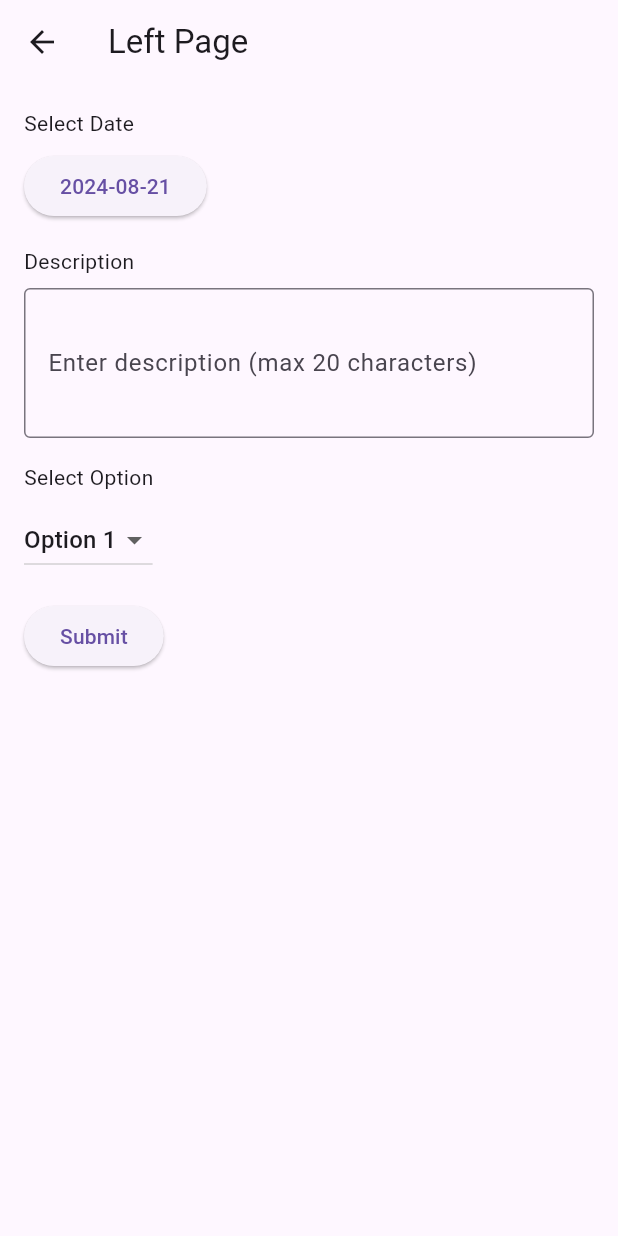
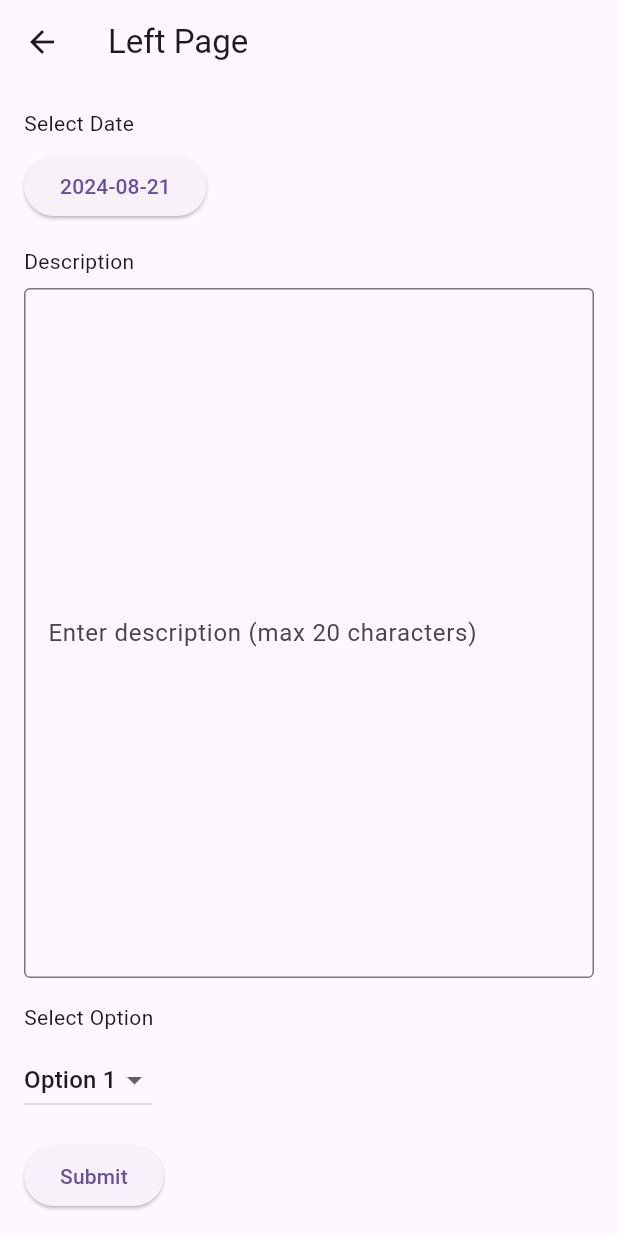
Before and after one commit to online135/hackathon_practice, a Flutter app: the LeftPage screen opened directly, on a phone screen of 412 x 824 dp. Run offline on Flutter 3.47's test engine with Material 3 defaults, Android fonts, the phone set to English and light mode, and no system bars; our stand-ins replace camera, shared_preferences; accounts and stored records are empty; network calls fail.

Commit message:
解決 overflow 問題, 以及 description 不能暫存的問題

```diff
--- a/lib/left_page.dart
+++ b/lib/left_page.dart
@@ -103,8 +103,7 @@ class _LeftPageState extends State<LeftPage> {
           const SizedBox(height: 16.0),
           const Text('Description'),
           const SizedBox(height: 8.0),
-            SizedBox(
-              height: 100,
+          Expanded(
             child: TextField(
               maxLines: null,
               expands: true,
@@ -114,6 +113,7 @@ class _LeftPageState extends State<LeftPage> {
                 border: OutlineInputBorder(),
                 hintText: 'Enter description (max 20 characters)',
               ),
+              controller: TextEditingController(text: _description),
             ),
           ),
           const SizedBox(height: 16.0),
```
Lines whose indentation alone changed are shown as unchanged.
